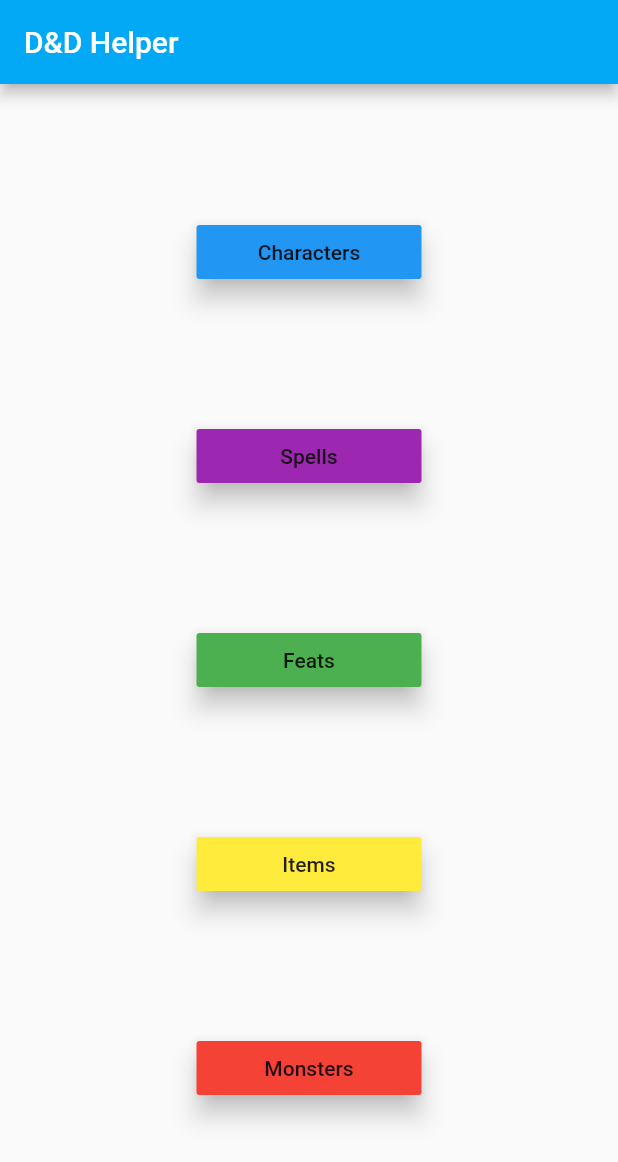
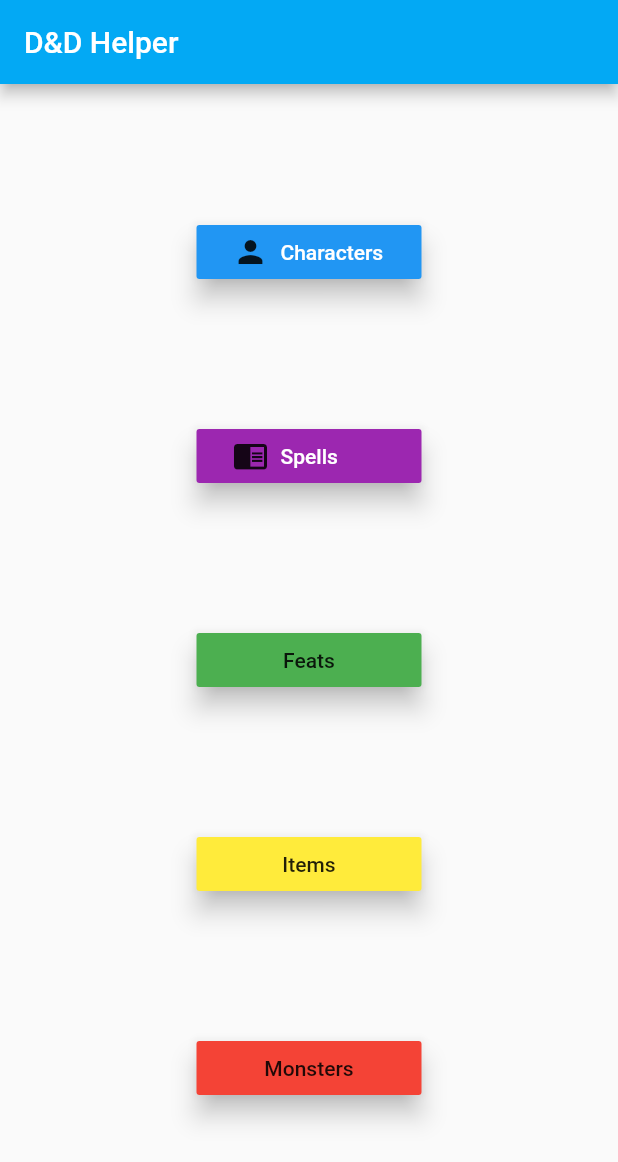
Before and after one commit to Lampat/dndHelper, a Flutter app: the screen it shows after launch, on a phone screen of 412 x 824 dp. Shown: the top 1162 px of the screen. Run offline on Flutter 3.47's test engine with Material 2 defaults, Android fonts, the phone set to English and light mode, and no system bars.

```diff
--- a/lib/main.dart
+++ b/lib/main.dart
@@ -2,6 +2,7 @@ import 'package:flutter/material.dart';
 
 import './screens/home_screen.dart';
 import './screens/spells_screen.dart';
+import './screens/characters_screen.dart';
 
 void main() => runApp(MyApp());
 
@@ -15,7 +16,8 @@ class MyApp extends StatelessWidget {
       ),
       home: Home(),
       routes: {
-        SpellsScreen.routeName: (ctx)=> SpellsScreen(),
+        SpellsScreen.routeName: (ctx) => SpellsScreen(),
+        CharactersScreen.routeName: (ctx) => CharactersScreen(),
       },
     );
   }
--- /dev/null
+++ b/lib/screens/characters_screen.dart
@@ -0,0 +1,12 @@
+import 'package:flutter/material.dart';
+
+class CharactersScreen extends StatelessWidget {
+  static const routeName = '/characters-screen';
+
+  @override
+  Widget build(BuildContext context) {
+    return Scaffold(
+      body: Center(child: Text('this is the characters screen'),),
+    );
+  }
+}
--- a/lib/screens/home_screen.dart
+++ b/lib/screens/home_screen.dart
@@ -1,6 +1,7 @@
 import 'package:flutter/material.dart';
 
 import './spells_screen.dart';
+import './characters_screen.dart';
 
 class Home extends StatelessWidget {
   static const routeName = '/home-screen';
@@ -21,18 +22,42 @@ class Home extends StatelessWidget {
               width: 150,
               child: RaisedButton(
                 elevation: 7,
-                child: Text('Characters'),
+                child: Row(
+                  children: <Widget>[
+                    Padding(
+                      padding: const EdgeInsets.fromLTRB(8, 0, 8, 0),
+                      child: Icon(Icons.person),
+                    ),
+                    Text(
+                      'Characters',
+                      style: TextStyle(color: Colors.white),
+                    ),
+                  ],
+                ),
                 color: Colors.blue,
-                onPressed: () {},
+                onPressed: () =>
+                    Navigator.of(context).pushNamed(CharactersScreen.routeName),
               ),
             ),
             SizedBox(
               width: 150,
               child: RaisedButton(
                 elevation: 7,
-                child: Text('Spells'),
+                child: Row(
+                  children: <Widget>[
+                    Padding(
+                      padding: const EdgeInsets.fromLTRB(8, 0, 8, 0),
+                      child: Icon(Icons.chrome_reader_mode),
+                    ),
+                    Text(
+                      'Spells',
+                      style: TextStyle(color: Colors.white),
+                    ),
+                  ],
+                ),
                 color: Colors.purple,
-                onPressed: () => Navigator.of(context).pushNamed(SpellsScreen.routeName),
+                onPressed: () =>
+                    Navigator.of(context).pushNamed(SpellsScreen.routeName),
               ),
             ),
             SizedBox(
```
